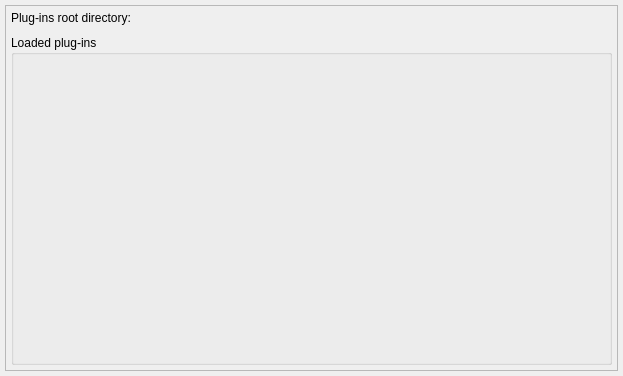
The window that libs/libgui/ui/settings/pluginsconfigwidget.ui (pgmodeler/pgmodeler) describes before a commit, drawn with Qt 5.
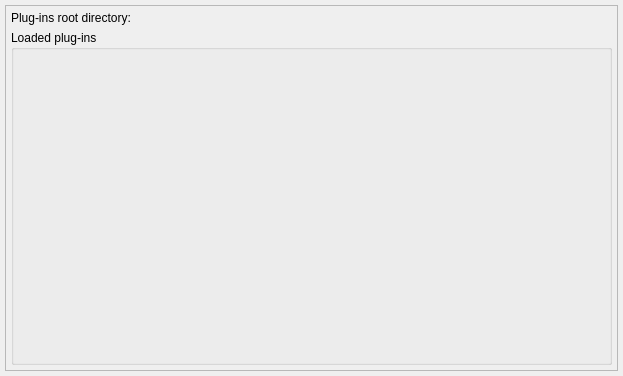
The same window after the commit.

Commit message: Adjusted the layout spacing/margins in ui/dbobjects/*

```diff
--- a/libs/libgui/ui/settings/pluginsconfigwidget.ui
+++ b/libs/libgui/ui/settings/pluginsconfigwidget.ui
@@ -27,7 +27,7 @@
     <number>5</number>
    </property>
    <property name="spacing">
-    <number>10</number>
+    <number>5</number>
    </property>
    <item row="0" column="0">
     <widget class="QFrame" name="frame">
@@ -38,6 +38,9 @@
       <enum>QFrame::Raised</enum>
      </property>
      <layout class="QVBoxLayout" name="verticalLayout_2">
+      <property name="spacing">
+       <number>5</number>
+      </property>
       <property name="leftMargin">
        <number>5</number>
       </property>
@@ -53,7 +56,7 @@
       <item>
        <layout class="QVBoxLayout" name="plugins_layout">
         <property name="spacing">
-         <number>10</number>
+         <number>5</number>
         </property>
         <property name="leftMargin">
          <number>0</number>
```
The commit also changes 53 other files.
